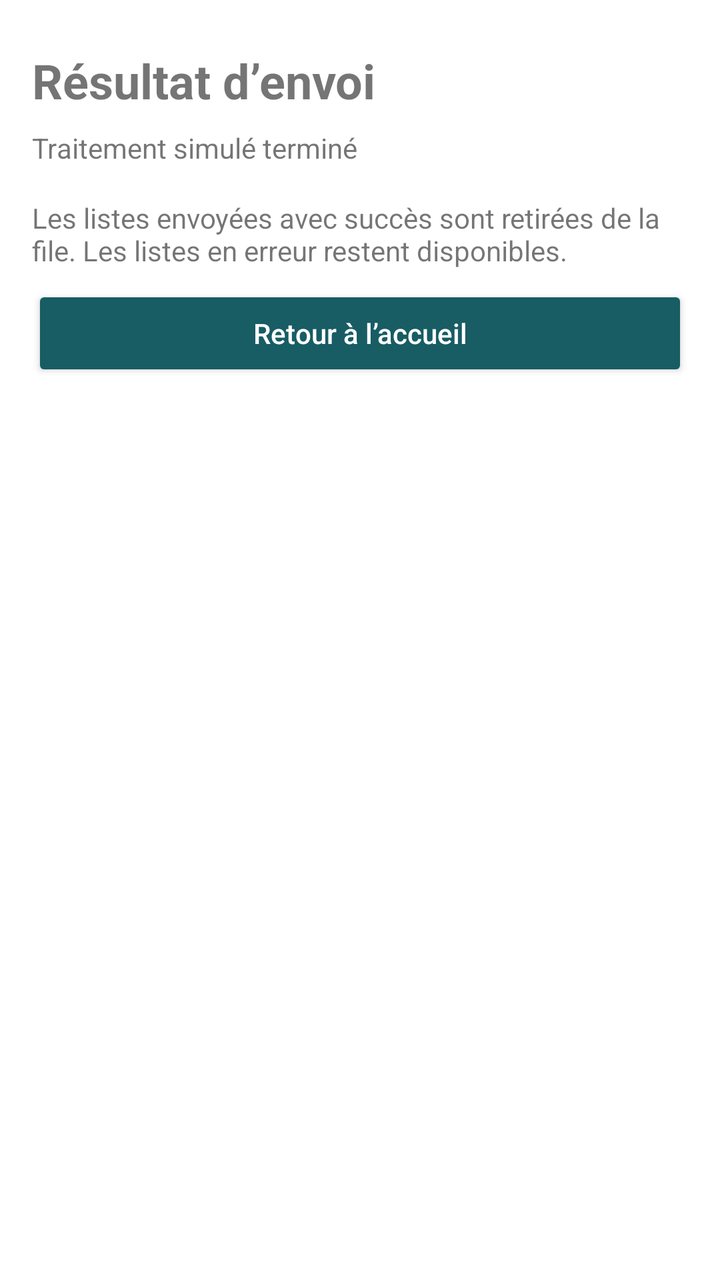
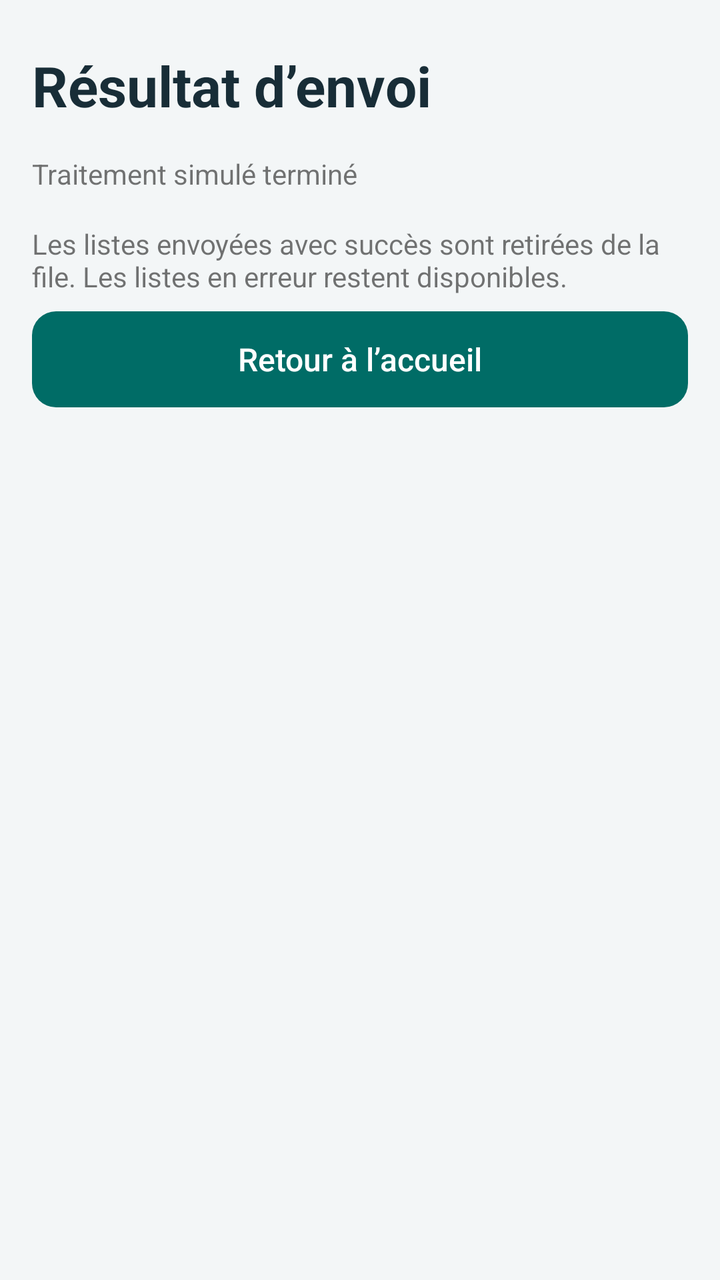

Two renders of the same Android screen: before a commit and after it. Below are the layout's source before the change and the commit's diff.
<!-- AndroidManifest.xml: application theme AppTheme -->
<!-- res/layout/fragment_result.xml -->
<ScrollView
    xmlns:android="http://schemas.android.com/apk/res/android"
    android:layout_width="match_parent"
    android:layout_height="match_parent"
    android:background="@android:color/white">
    <LinearLayout
        android:padding="16dp"
        android:layout_width="match_parent"
        android:layout_height="wrap_content"
        android:orientation="vertical">
        <TextView
            android:id="@+id/result_title"
            android:layout_width="match_parent"
            android:layout_height="wrap_content"
            android:layout_marginTop="8dp"
            android:text="@string/result_title"
            android:textStyle="bold"
            android:textSize="24sp" />
        <TextView
            android:id="@+id/result_note"
            android:layout_width="match_parent"
            android:layout_height="wrap_content"
            android:layout_marginTop="8dp"
            android:text="@string/result_note" />
        <LinearLayout
            android:id="@+id/sent_lists"
            android:layout_width="match_parent"
            android:layout_height="wrap_content"
            android:layout_marginTop="8dp"
            android:orientation="vertical" />
        <TextView
            android:id="@+id/result_footer"
            android:layout_width="match_parent"
            android:layout_height="wrap_content"
            android:layout_marginTop="8dp"
            android:text="@string/result_footer" />
        <Button
            android:id="@+id/result_home"
            android:layout_width="match_parent"
            android:layout_height="wrap_content"
            android:layout_marginTop="8dp"
            android:text="@string/result_home"
            android:minHeight="48dp"
            android:textAllCaps="false"
            android:backgroundTint="@color/accent"
            android:textColor="@android:color/white" />
    </LinearLayout>
</ScrollView>
<!-- resources referenced by this layout -->
<resources>
  <color name="accent">#185C64</color>
  <style name="AppTheme" parent="android:style/Theme.Material.Light.NoActionBar">
          <item name="android:colorAccent">@color/accent</item>
          <item name="android:windowBackground">@android:color/white</item>
      </style>
  <!-- unchanged entries left out for length: 4 -->
</resources>

<!-- the commit's change to res/layout/fragment_result.xml (unified diff, before → after) -->
@@ -2,20 +2,19 @@
     xmlns:android="http://schemas.android.com/apk/res/android"
     android:layout_width="match_parent"
     android:layout_height="match_parent"
-    android:background="@android:color/white">
+    android:background="@color/canvas">
     <LinearLayout
         android:padding="16dp"
         android:layout_width="match_parent"
         android:layout_height="wrap_content"
         android:orientation="vertical">
         <TextView
+            style="@style/ScreenTitle"
             android:id="@+id/result_title"
             android:layout_width="match_parent"
             android:layout_height="wrap_content"
             android:layout_marginTop="8dp"
-            android:text="@string/result_title"
-            android:textStyle="bold"
-            android:textSize="24sp" />
+            android:text="@string/result_title" />
         <TextView
             android:id="@+id/result_note"
             android:layout_width="match_parent"
@@ -35,14 +34,13 @@
             android:layout_marginTop="8dp"
             android:text="@string/result_footer" />
         <Button
+            style="@style/StockPrimary"
             android:id="@+id/result_home"
             android:layout_width="match_parent"
             android:layout_height="wrap_content"
             android:layout_marginTop="8dp"
             android:text="@string/result_home"
             android:minHeight="48dp"
-            android:textAllCaps="false"
-            android:backgroundTint="@color/accent"
-            android:textColor="@android:color/white" />
+            android:textAllCaps="false" />
     </LinearLayout>
 </ScrollView>
<!-- resource entries referenced after the edit -->
@@ -1,10 +1,122 @@
 <!-- resources referenced by this layout -->
 <resources>
-  <color name="accent">#185C64</color>
+  <color name="canvas">#F3F6F7</color>
+  <style name="ScreenTitle">
+          <item name="android:textSize">28sp</item>
+          <item name="android:textColor">@color/ink</item>
+          <item name="android:textStyle">bold</item>
+          <item name="android:layout_marginBottom">8dp</item>
+      </style>
+  <style name="StockPrimary" parent="StockButton">
+          <item name="android:background">@drawable/action_primary</item>
+          <item name="android:textColor">@color/action_primary</item>
+      </style>
+  <color name="accent">#006C66</color>
+  <style name="StockInput" parent="android:style/Widget.Material.EditText">
+          <item name="android:background">@drawable/login_field</item>
+          <item name="android:backgroundTint">@null</item>
+          <item name="android:textColor">@color/ink</item>
+          <item name="android:textColorHint">@color/muted</item>
+          <item name="android:padding">12dp</item>
+          <item name="android:minHeight">50dp</item>
+          <item name="android:textSize">16sp</item>
+      </style>
+  <color name="muted">#49616C</color>
+  <color name="header_surface">#143541</color>
+  <!-- drawable action_secondary (drawable) -->
+  <ripple xmlns:android="http://schemas.android.com/apk/res/android" android:color="?android:attr/colorControlHighlight">
+      <item>
+          <selector>
+              <item android:state_enabled="false" android:drawable="@drawable/disabled_fill" />
+              <item android:state_focused="true" android:drawable="@drawable/action_focus_secondary" />
+              <item android:drawable="@drawable/surface_card" />
+          </selector>
+      </item>
+  </ripple>
+  <!-- drawable disabled_fill (drawable) -->
+  <shape xmlns:android="http://schemas.android.com/apk/res/android">
+      <solid android:color="@color/disabled_surface" />
+      <corners android:radius="12dp" />
+  </shape>
+  <!-- drawable action_focus_primary (drawable) -->
+  <shape xmlns:android="http://schemas.android.com/apk/res/android">
+      <solid android:color="@color/accent" />
+      <corners android:radius="12dp" />
+      <stroke android:width="2dp" android:color="@color/ink" />
+  </shape>
+  <!-- drawable accent_fill (drawable) -->
+  <shape xmlns:android="http://schemas.android.com/apk/res/android">
+      <solid android:color="@color/accent" />
+      <corners android:radius="12dp" />
+  </shape>
+  <!-- drawable login_field (drawable) -->
+  <selector xmlns:android="http://schemas.android.com/apk/res/android">
+      <item android:state_focused="true">
+          <shape>
+              <solid android:color="@android:color/white" />
+              <stroke android:width="2dp" android:color="@color/accent" />
+              <corners android:radius="10dp" />
+          </shape>
+      </item>
+      <item>
+          <shape>
+              <solid android:color="@android:color/white" />
+              <stroke android:width="1dp" android:color="@color/outline" />
+              <corners android:radius="10dp" />
+          </shape>
+      </item>
+  </selector>
+  <!-- drawable action_focus_secondary (drawable) -->
+  <shape xmlns:android="http://schemas.android.com/apk/res/android">
+      <solid android:color="@color/soft" />
+      <corners android:radius="12dp" />
+      <stroke android:width="2dp" android:color="@color/ink" />
+  </shape>
+  <!-- drawable surface_card (drawable) -->
+  <shape xmlns:android="http://schemas.android.com/apk/res/android">
+      <solid android:color="@android:color/white" />
+      <corners android:radius="14dp" />
+      <stroke android:width="1dp" android:color="@color/outline" />
+  </shape>
+  <color name="disabled_surface">#E0E7E9</color>
+  <color name="outline">#BACBD0</color>
+  <color name="soft">#E1F4EF</color>
   <style name="AppTheme" parent="android:style/Theme.Material.Light.NoActionBar">
           <item name="android:colorAccent">@color/accent</item>
-          <item name="android:windowBackground">@android:color/white</item>
+          <item name="android:windowBackground">@color/canvas</item>
+          <item name="android:buttonStyle">@style/StockButton</item>
+          <item name="android:editTextStyle">@style/StockInput</item>
+          <item name="android:textColorPrimary">@color/ink</item>
+          <item name="android:textColorSecondary">@color/muted</item>
+          <item name="android:statusBarColor">@color/header_surface</item>
+          <item name="android:navigationBarColor">@color/header_surface</item>
       </style>
+  <color name="ink">#182D37</color>
+  <style name="StockButton" parent="android:style/Widget.Material.Button">
+          <item name="android:background">@drawable/action_secondary</item>
+          <item name="android:backgroundTint">@null</item>
+          <item name="android:stateListAnimator">@null</item>
+          <item name="android:textColor">@color/action_secondary</item>
+          <item name="android:textAllCaps">false</item>
+          <item name="android:letterSpacing">0</item>
+          <item name="android:fontFamily">sans-serif-medium</item>
+          <item name="android:textSize">16sp</item>
+          <item name="android:minHeight">50dp</item>
+          <item name="android:paddingStart">16dp</item>
+          <item name="android:paddingEnd">16dp</item>
+          <item name="android:paddingTop">10dp</item>
+          <item name="android:paddingBottom">10dp</item>
+      </style>
+  <!-- drawable action_primary (drawable) -->
+  <ripple xmlns:android="http://schemas.android.com/apk/res/android" android:color="?android:attr/colorControlHighlight">
+      <item>
+          <selector>
+              <item android:state_enabled="false" android:drawable="@drawable/disabled_fill" />
+              <item android:state_focused="true" android:drawable="@drawable/action_focus_primary" />
+              <item android:drawable="@drawable/accent_fill" />
+          </selector>
+      </item>
+  </ripple>
   <!-- unchanged entries left out for length: 4 -->
 </resources>
 
